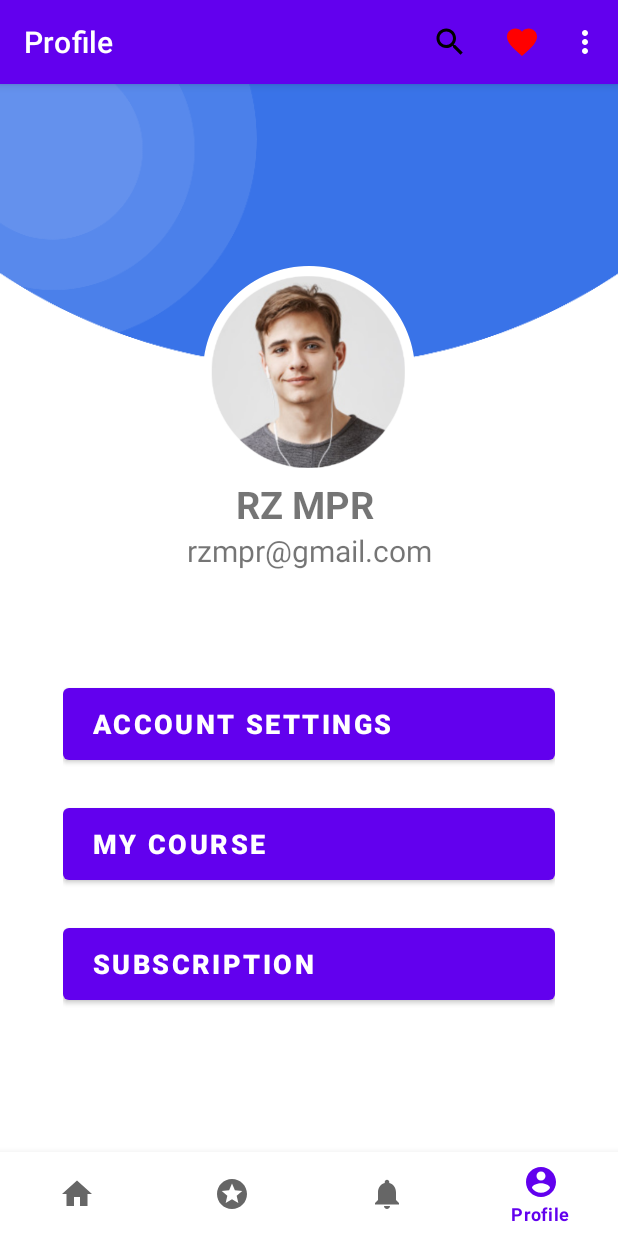
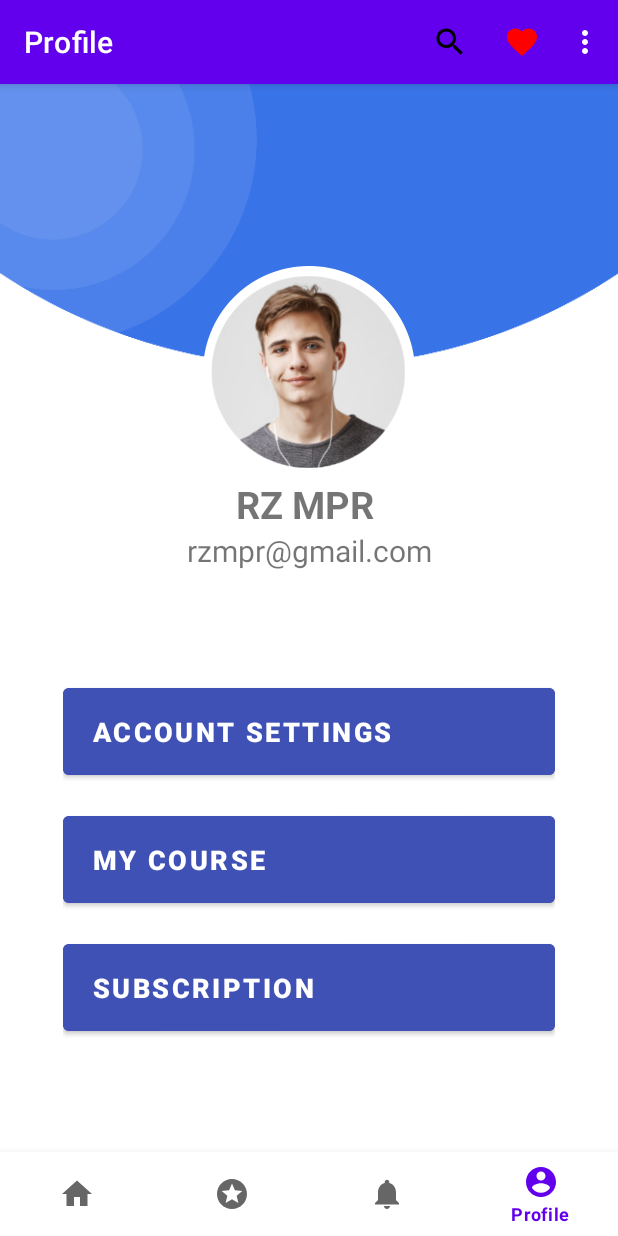
Before and after one commit to mrzkypryg/MPR1_UTS_201401003_201401024, an Android app: the ProfileFragment screen opened through its navigation route, on a phone screen of 412 x 824 dp. Run offline under Robolectric (Android 15) with nearby library versions, the phone set to English and light mode, and no system bars; our stand-ins replace navigation-ui.

Commit message:
Mengubah warna background button di ProfileFragment dan menambahkan Toast pada masing-masing button

```diff
--- a/app/src/main/java/com/example/mpr1_uts_201401003_201401024/ui/profile/ProfileFragment.kt
+++ b/app/src/main/java/com/example/mpr1_uts_201401003_201401024/ui/profile/ProfileFragment.kt
@@ -1,10 +1,15 @@
 package com.example.mpr1_uts_201401003_201401024.ui.profile
 
+import android.content.Intent
 import android.os.Bundle
 import androidx.fragment.app.Fragment
 import android.view.LayoutInflater
+import android.view.MenuItem
 import android.view.View
 import android.view.ViewGroup
+import android.widget.Button
+import android.widget.Toast
+import com.example.mpr1_uts_201401003_201401024.MainActivity
 import com.example.mpr1_uts_201401003_201401024.R
 
 // TODO: Rename parameter arguments, choose names that match
@@ -21,6 +26,9 @@ class ProfileFragment : Fragment() {
     // TODO: Rename and change types of parameters
     private var param1: String? = null
     private var param2: String? = null
+    lateinit var btnAS : Button
+    lateinit var btnMC : Button
+    lateinit var btnSub : Button
 
     override fun onCreate(savedInstanceState: Bundle?) {
         super.onCreate(savedInstanceState)
@@ -36,6 +44,25 @@ class ProfileFragment : Fragment() {
     ): View? {
         // Inflate the layout for this fragment
         return inflater.inflate(R.layout.fragment_profile, container, false)
+
+
+    }
+
+    override fun onViewCreated(view: View, savedInstanceState: Bundle?) {
+        super.onViewCreated(view, savedInstanceState)
+
+        btnAS = view.findViewById(R.id.btnAccSet)
+        btnAS.setOnClickListener(){
+            Toast.makeText(activity, "Not Available yet", Toast.LENGTH_SHORT).show()
+        }
+        btnMC = view.findViewById(R.id.btnMyCr)
+        btnMC.setOnClickListener(){
+            Toast.makeText(activity, "Not Available yet", Toast.LENGTH_SHORT).show()
+        }
+        btnSub = view.findViewById(R.id.btnSubs)
+        btnSub.setOnClickListener(){
+            Toast.makeText(activity, "Not Available yet", Toast.LENGTH_SHORT).show()
+        }
     }
 
     companion object {
@@ -56,5 +83,6 @@ class ProfileFragment : Fragment() {
                     putString(ARG_PARAM2, param2)
                 }
             }
+
     }
 }
--- a/app/src/main/res/layout/fragment_profile.xml
+++ b/app/src/main/res/layout/fragment_profile.xml
@@ -65,12 +65,13 @@
             app:layout_constraintTop_toBottomOf="@+id/textView15">
 
             <Button
-                android:id="@+id/button4"
+                android:id="@+id/btnAccSet"
                 android:layout_width="match_parent"
-                android:layout_height="60dp"
+                android:layout_height="70dp"
                 android:layout_marginTop="10dp"
-                android:layout_marginBottom="10dp"
-                android:drawablePadding="20dp"
+                android:layout_marginBottom="5dp"
+                android:backgroundTint="#3F51B5"
+                android:drawablePadding="5dp"
                 android:elevation="3dp"
                 android:paddingStart="20dp"
                 android:text="Account Settings"
@@ -79,12 +80,13 @@
                 android:textStyle="bold" />
 
             <Button
-                android:id="@+id/button3"
+                android:id="@+id/btnMyCr"
                 android:layout_width="match_parent"
-                android:layout_height="60dp"
+                android:layout_height="70dp"
                 android:layout_marginTop="10dp"
-                android:layout_marginBottom="10dp"
-                android:drawablePadding="20dp"
+                android:layout_marginBottom="5dp"
+                android:backgroundTint="#3F51B5"
+                android:drawablePadding="5dp"
                 android:elevation="3dp"
                 android:paddingStart="20dp"
                 android:text="My Course"
@@ -93,13 +95,14 @@
                 android:textStyle="bold" />
 
             <Button
-                android:id="@+id/button2"
+                android:id="@+id/btnSubs"
                 android:layout_width="match_parent"
-                android:layout_height="60dp"
+                android:layout_height="70dp"
                 android:layout_marginTop="10dp"
                 android:layout_marginBottom="10dp"
+                android:backgroundTint="#3F51B5"
+
                 android:drawablePadding="20dp"
-
                 android:elevation="3dp"
                 android:paddingStart="20dp"
                 android:paddingEnd="20dp"
```
